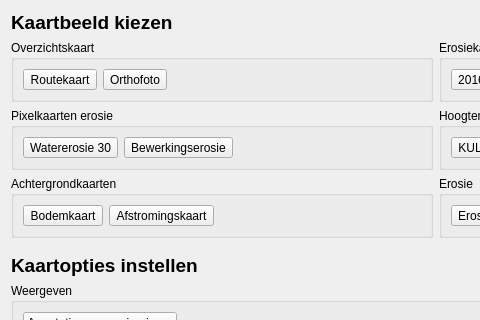
Old version of the form ui_mapswitchdialog.ui in the repository DOV-Vlaanderen/erosiebezwaren; both pictures show x 0 to 480 and y 0 to 320 of the 744 by 616 pixel window.
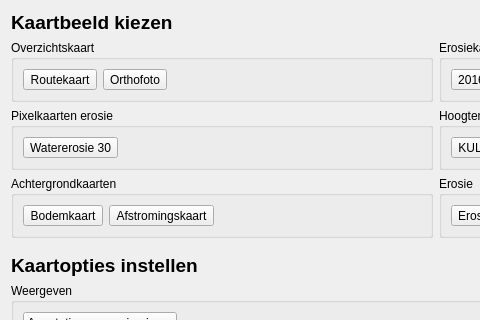
New version of the form. Icons and pictures are not drawn. Custom widgets are drawn as their Qt base class.

Commit message: Remove bewerkingserosie layer.

Diff of the .ui file:
```diff
--- a/ui_mapswitchdialog.ui
+++ b/ui_mapswitchdialog.ui
@@ -297,26 +297,6 @@
           </property>
          </widget>
         </item>
-        <item>
-         <widget class="QToolButton" name="btn_bewerkingserosie">
-          <property name="text">
-           <string>Bewerkingserosie</string>
-          </property>
-          <property name="icon">
-           <iconset resource="resources.qrc">
-            <normaloff>:/icons/icons/map.png</normaloff>:/icons/icons/map.png</iconset>
-          </property>
-          <property name="iconSize">
-           <size>
-            <width>64</width>
-            <height>64</height>
-           </size>
-          </property>
-          <property name="toolButtonStyle">
-           <enum>Qt::ToolButtonTextUnderIcon</enum>
-          </property>
-         </widget>
-        </item>
         <item>
          <spacer name="horizontalSpacer_2">
           <property name="orientation">
```
The commit also changes 1 other file.
